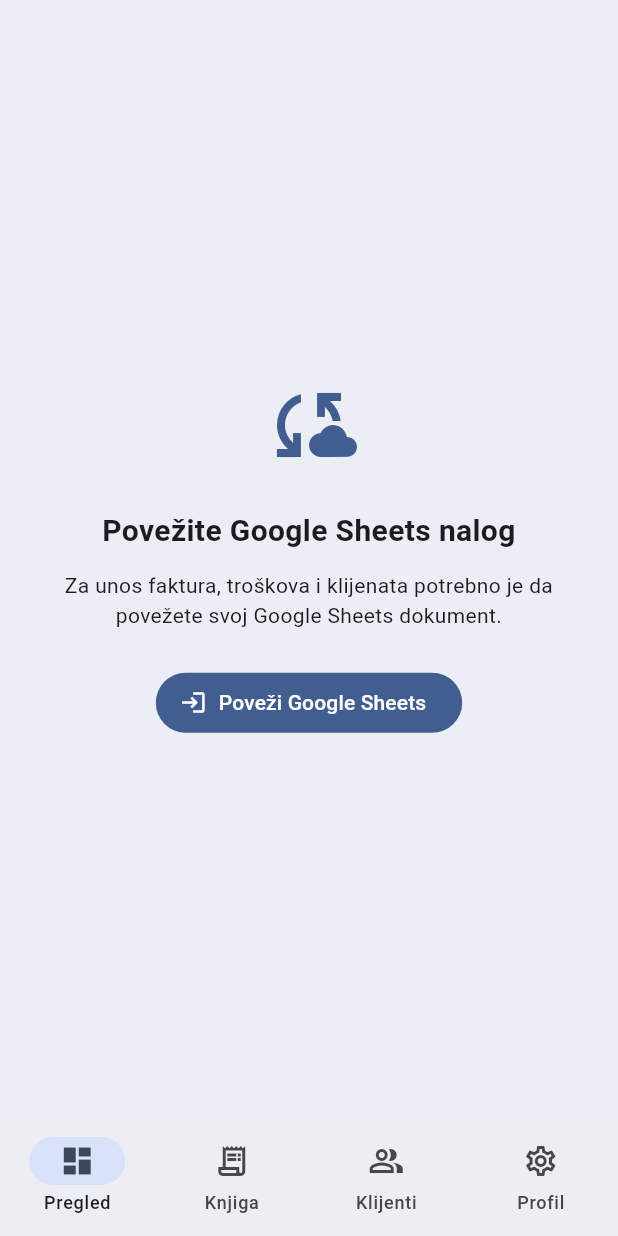
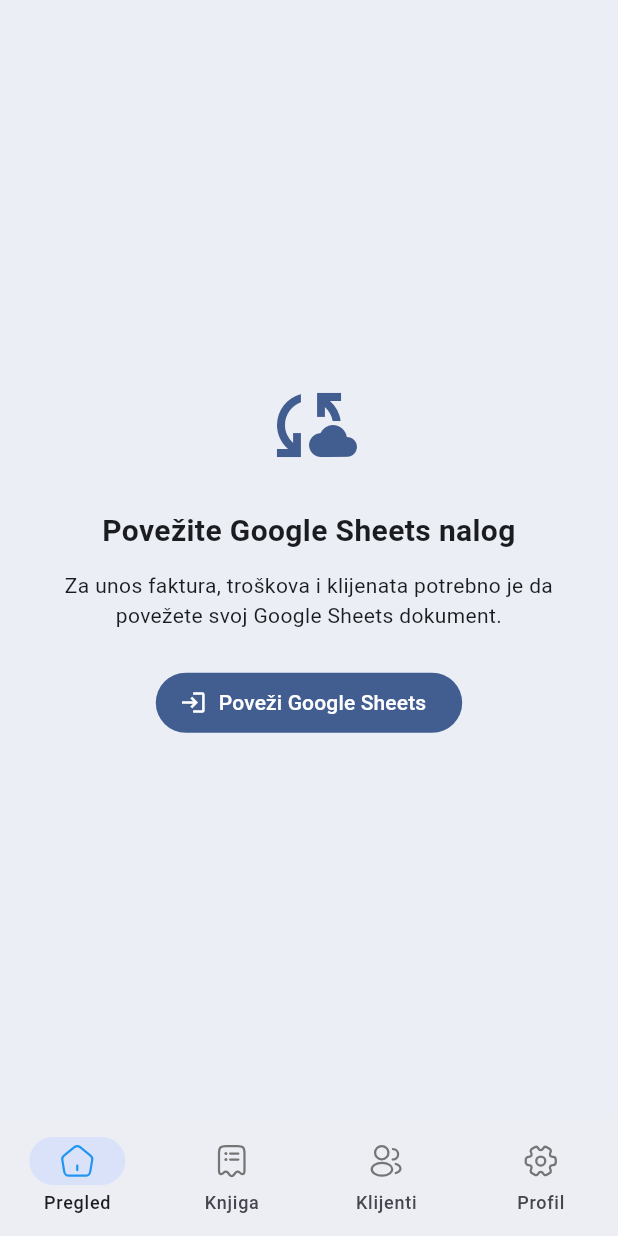
Before and after one commit to srdjankokot/pausal, a Flutter app: the PausalHome screen opened by its route, on a phone screen of 412 x 824 dp. Run offline on Flutter 3.47's test engine with Material 3 defaults, Android fonts, the phone set to English and light mode, and no system bars; our stand-ins replace firebase_core, flutter_svg, google_sign_in, googleapis_auth, pdf, printing and 2 more; missing offline and left inert: dart:js, dart:js_util, googleapis, shared_preferences_web; accounts and stored records are empty.

Commit message:
added icons for menu and overview screen

```diff
--- a/lib/screens/app/pausal_home.dart
+++ b/lib/screens/app/pausal_home.dart
@@ -6,6 +6,7 @@
 import 'package:flutter/foundation.dart';
 import 'package:flutter/material.dart';
 import 'package:flutter/services.dart';
+import 'package:flutter_svg/flutter_svg.dart';
 import 'package:pausal_calculator/screens/app/add_client.dart';
 import 'package:pausal_calculator/screens/app/add_entry_sheet.dart';
 import 'package:pausal_calculator/screens/app/client.dart';
@@ -1182,8 +1183,8 @@
                                 ),
                               ),
                             ),
-                            if (!_isSidebarCollapsed) const SizedBox(width: 12),
-                            if (!_isSidebarCollapsed)
+                            if (!_isSidebarCollapsed) ...[
+                              const SizedBox(width: 12),
                               const Text(
                                 'Pausal',
                                 style: TextStyle(
@@ -1192,7 +1193,9 @@
                                   fontWeight: FontWeight.bold,
                                 ),
                               ),
-                            const Spacer(),
+                              const Spacer(),
+                            ],
+                            if (_isSidebarCollapsed) const Spacer(),
                             IconButton(
                               tooltip: _isSidebarCollapsed ? 'Proširi meni' : 'Sakrij meni',
                               onPressed: () {
@@ -1203,12 +1206,17 @@
                               padding: EdgeInsets.zero,
                               constraints: const BoxConstraints(minWidth: 32, minHeight: 32),
                               visualDensity: VisualDensity.compact,
-                              icon: Icon(
-                                _isSidebarCollapsed
-                                    ? Icons.chevron_right
-                                    : Icons.chevron_left,
-                                color: Colors.grey[300],
-                                size: 20,
+                              icon: Transform.rotate(
+                                angle: _isSidebarCollapsed ? 3.14159 : 0,
+                                child: SvgPicture.asset(
+                                  'assets/images/menu_back.svg',
+                                  width: 20,
+                                  height: 20,
+                                  colorFilter: ColorFilter.mode(
+                                    Colors.grey[300]!,
+                                    BlendMode.srcIn,
+                                  ),
+                                ),
                               ),
                             ),
                           ],
@@ -1220,28 +1228,28 @@
                           padding: const EdgeInsets.symmetric(horizontal: 12),
                           children: [
                             _buildNavItem(
-                              icon: Icons.dashboard_outlined,
+                              iconPath: 'assets/images/home.svg',
                               label: l10n.navOverview,
                               isSelected: _currentIndex == 0,
                               isCollapsed: _isSidebarCollapsed,
                               onTap: () => setState(() => _currentIndex = 0),
                             ),
                             _buildNavItem(
-                              icon: Icons.receipt_long_outlined,
+                              iconPath: 'assets/images/receipt.svg',
                               label: l10n.navLedger,
                               isSelected: _currentIndex == 1,
                               isCollapsed: _isSidebarCollapsed,
                               onTap: () => setState(() => _currentIndex = 1),
                             ),
                             _buildNavItem(
-                              icon: Icons.people_alt_outlined,
+                              iconPath: 'assets/images/profile_user.svg',
                               label: l10n.navClients,
                               isSelected: _currentIndex == 2,
                               isCollapsed: _isSidebarCollapsed,
                               onTap: () => setState(() => _currentIndex = 2),
                             ),
                             _buildNavItem(
-                              icon: Icons.settings_outlined,
+                              iconPath: 'assets/images/setting.svg',
                               label: l10n.navProfile,
                               isSelected: _currentIndex == 3,
                               isCollapsed: _isSidebarCollapsed,
@@ -1370,23 +1378,87 @@
               },
               destinations: [
                 NavigationDestination(
-                  icon: const Icon(Icons.dashboard_outlined),
-                  selectedIcon: const Icon(Icons.dashboard),
+                  icon: SvgPicture.asset(
+                    'assets/images/home.svg',
+                    width: 24,
+                    height: 24,
+                    colorFilter: ColorFilter.mode(
+                      Colors.grey[600]!,
+                      BlendMode.srcIn,
+                    ),
+                  ),
+                  selectedIcon: SvgPicture.asset(
+                    'assets/images/home.svg',
+                    width: 24,
+                    height: 24,
+                    colorFilter: const ColorFilter.mode(
+                      Colors.blue,
+                      BlendMode.srcIn,
+                    ),
+                  ),
                   label: l10n.navOverview,
                 ),
                 NavigationDestination(
-                  icon: const Icon(Icons.receipt_long_outlined),
-                  selectedIcon: const Icon(Icons.receipt_long),
+                  icon: SvgPicture.asset(
+                    'assets/images/receipt.svg',
+                    width: 24,
+                    height: 24,
+                    colorFilter: ColorFilter.mode(
+                      Colors.grey[600]!,
+                      BlendMode.srcIn,
+                    ),
+                  ),
+                  selectedIcon: SvgPicture.asset(
+                    'assets/images/receipt.svg',
+                    width: 24,
+                    height: 24,
+                    colorFilter: const ColorFilter.mode(
+                      Colors.blue,
+                      BlendMode.srcIn,
+                    ),
+                  ),
                   label: l10n.navLedger,
                 ),
                 NavigationDestination(
-                  icon: const Icon(Icons.people_alt_outlined),
-                  selectedIcon: const Icon(Icons.people),
+                  icon: SvgPicture.asset(
+                    'assets/images/profile_user.svg',
+                    width: 24,
+                    height: 24,
+                    colorFilter: ColorFilter.mode(
+                      Colors.grey[600]!,
+                      BlendMode.srcIn,
+                    ),
+                  ),
+                  selectedIcon: SvgPicture.asset(
+                    'assets/images/profile_user.svg',
+                    width: 24,
+                    height: 24,
+                    colorFilter: const ColorFilter.mode(
+                      Colors.blue,
+                      BlendMode.srcIn,
+                    ),
+                  ),
                   label: l10n.navClients,
                 ),
                 NavigationDestination(
-                  icon: const Icon(Icons.settings_outlined),
-                  selectedIcon: const Icon(Icons.settings),
+                  icon: SvgPicture.asset(
+                    'assets/images/setting.svg',
+                    width: 24,
+                    height: 24,
+                    colorFilter: ColorFilter.mode(
+                      Colors.grey[600]!,
+                      BlendMode.srcIn,
+                    ),
+                  ),
+                  selectedIcon: SvgPicture.asset(
+                    'assets/images/setting.svg',
+                    width: 24,
+                    height: 24,
+                    colorFilter: const ColorFilter.mode(
+                      Colors.blue,
+                      BlendMode.srcIn,
+                    ),
+                  ),
                   label: l10n.navProfile,
                 ),
               ],
@@ -1557,7 +1629,7 @@
   }
 
   Widget _buildNavItem({
-    required IconData icon,
+    required String iconPath,
     required String label,
     required bool isSelected,
     required bool isCollapsed,
@@ -1585,13 +1657,17 @@
               mainAxisAlignment:
                   isCollapsed ? MainAxisAlignment.center : MainAxisAlignment.start,
               children: [
-                Icon(
-                  icon,
-                  color: isSelected ? Colors.white : Colors.grey[400],
-                  size: 20,
+                SvgPicture.asset(
+                  iconPath,
+                  width: 20,
+                  height: 20,
+                  colorFilter: ColorFilter.mode(
+                    isSelected ? Colors.white : Colors.grey[400]!,
+                    BlendMode.srcIn,
+                  ),
                 ),
-                if (!isCollapsed) const SizedBox(width: 12),
-                if (!isCollapsed)
+                if (!isCollapsed) ...[
+                  const SizedBox(width: 12),
                   Text(
                     label,
                     style: TextStyle(
@@ -1600,6 +1676,7 @@
                       fontWeight: isSelected ? FontWeight.w600 : FontWeight.normal,
                     ),
                   ),
+                ],
               ],
             ),
           ),
```
Also changed, not shown: lib/screens/app/tabs/overview/overview_tab.dart (+104 -23 lines), pubspec.yaml (+16 -0 lines), assets/images/arrow_down.svg (added), assets/images/book.svg (added), assets/images/calendar.svg (added), assets/images/calendar_time.svg (added), assets/images/close_icon.svg (added), assets/images/home.svg (added), assets/images/logout.svg (added), assets/images/menu_back.svg (added), assets/images/messages.svg (added), assets/images/money_send.svg (added), assets/images/profile_user.svg (added), assets/images/receipt.svg (added), 4 more files, 1 other file.
